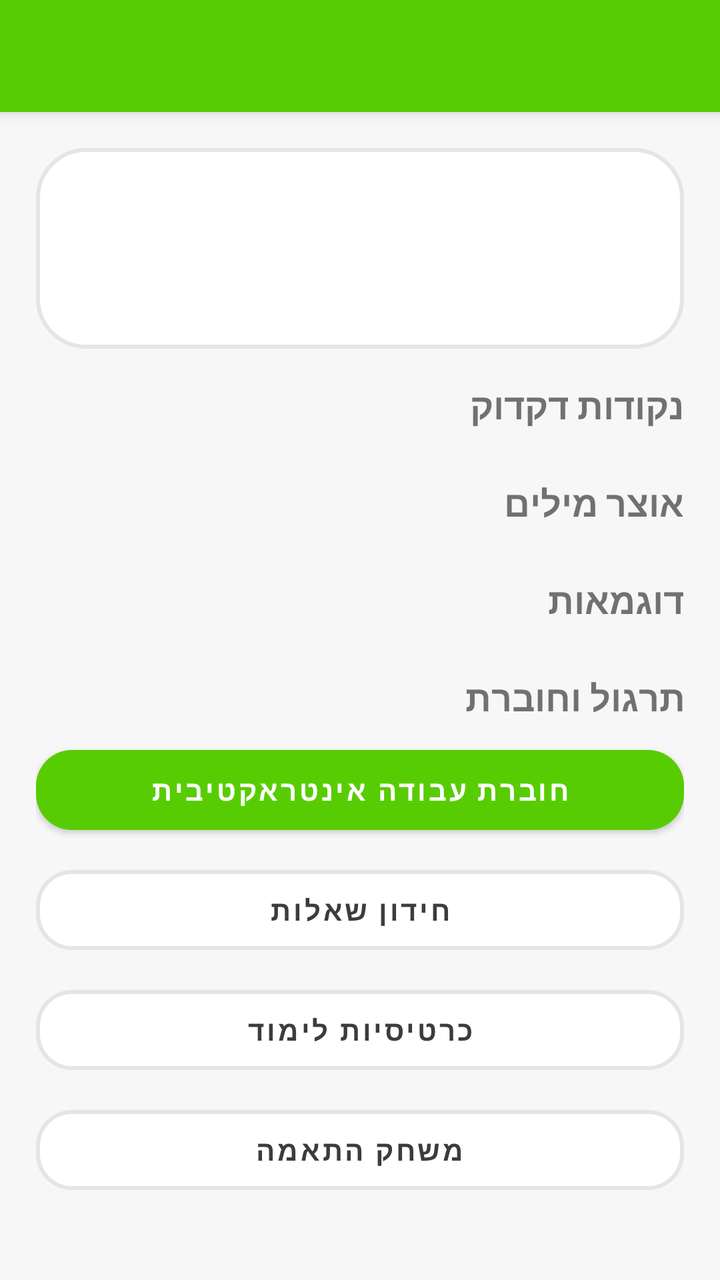
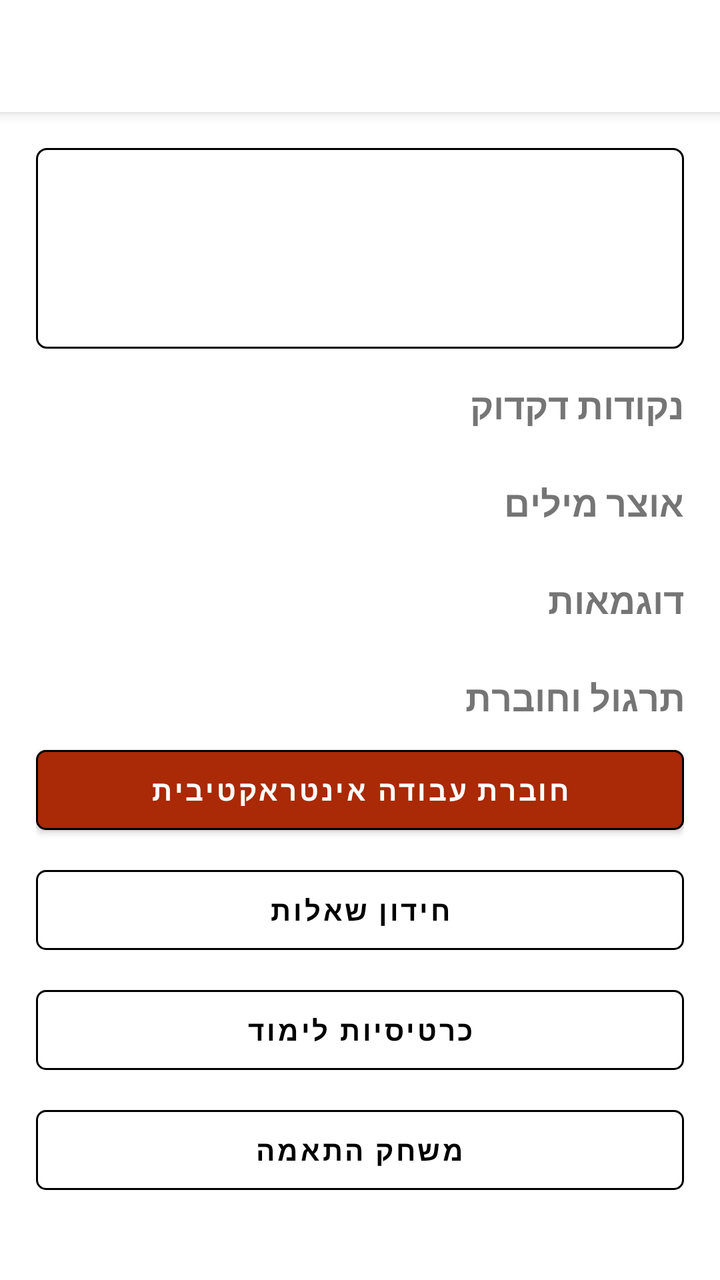

Two renders of the same Android screen: before a commit and after it. Below are the layout's source before the change and the commit's diff.
<!-- AndroidManifest.xml: application theme Theme.NihongoBeginner -->
<!-- res/layout/activity_lesson_detail.xml -->
<?xml version="1.0" encoding="utf-8"?>
<androidx.coordinatorlayout.widget.CoordinatorLayout xmlns:android="http://schemas.android.com/apk/res/android"
    xmlns:app="http://schemas.android.com/apk/res-auto"
    xmlns:tools="http://schemas.android.com/tools"
    android:layout_width="match_parent"
    android:layout_height="match_parent"
    android:background="@color/surface">

    <com.google.android.material.appbar.AppBarLayout
        android:layout_width="match_parent"
        android:layout_height="wrap_content">

        <com.google.android.material.appbar.MaterialToolbar
            android:id="@+id/toolbar"
            android:layout_width="match_parent"
            android:layout_height="?actionBarSize"
            android:background="@color/colorPrimary"
            app:titleTextColor="@android:color/white" />

    </com.google.android.material.appbar.AppBarLayout>

    <androidx.core.widget.NestedScrollView
        android:layout_width="match_parent"
        android:layout_height="match_parent"
        android:fillViewport="true"
        app:layout_behavior="@string/appbar_scrolling_view_behavior">

        <LinearLayout
            android:layout_width="match_parent"
            android:layout_height="wrap_content"
            android:orientation="vertical"
        android:padding="18dp">

            <LinearLayout
                android:layout_width="match_parent"
                android:layout_height="wrap_content"
                android:background="@drawable/bg_white_round"
                android:gravity="center"
                android:layout_marginBottom="16dp"
                android:orientation="horizontal"
                android:padding="18dp">

                <TextView
                    android:id="@+id/tvHeaderEmoji"
                    android:layout_width="wrap_content"
                    android:layout_height="wrap_content"
                    android:textSize="48sp" />

                <LinearLayout
                    android:layout_width="wrap_content"
                    android:layout_height="wrap_content"
                    android:layout_marginStart="12dp"
                    android:orientation="vertical">

                    <TextView
                        android:id="@+id/tvHeaderTitle"
                        android:layout_width="wrap_content"
                        android:layout_height="wrap_content"
                        android:textColor="@color/onSurface"
                        android:textSize="22sp"
                        android:textStyle="bold" />

                    <TextView
                        android:id="@+id/tvHeaderSubtitle"
                        android:layout_width="wrap_content"
                        android:layout_height="wrap_content"
                        android:textColor="@color/onSurfaceMuted"
                        android:textSize="14sp" />

                </LinearLayout>

            </LinearLayout>

            <TextView
                android:layout_width="match_parent"
                android:layout_height="wrap_content"
                android:text="נקודות דקדוק"
                android:textSize="18sp"
                android:textStyle="bold"
                android:layout_marginBottom="8dp" />

            <androidx.recyclerview.widget.RecyclerView
                android:id="@+id/rvGrammar"
                android:layout_width="match_parent"
                android:layout_height="wrap_content"
                android:nestedScrollingEnabled="false" />

            <TextView
                android:id="@+id/tvVocabHeader"
                android:layout_width="match_parent"
                android:layout_height="wrap_content"
                android:text="אוצר מילים"
                android:textSize="18sp"
                android:textStyle="bold"
                android:layout_marginTop="16dp"
                android:layout_marginBottom="8dp" />

            <androidx.recyclerview.widget.RecyclerView
                android:id="@+id/rvVocab"
                android:layout_width="match_parent"
                android:layout_height="wrap_content"
                android:nestedScrollingEnabled="false" />

            <TextView
                android:id="@+id/tvExamplesHeader"
                android:layout_width="match_parent"
                android:layout_height="wrap_content"
                android:text="דוגמאות"
                android:textSize="18sp"
                android:textStyle="bold"
                android:layout_marginTop="16dp"
                android:layout_marginBottom="8dp" />

            <androidx.recyclerview.widget.RecyclerView
                android:id="@+id/rvExamples"
                android:layout_width="match_parent"
                android:layout_height="wrap_content"
                android:nestedScrollingEnabled="false" />

            <TextView
                android:id="@+id/tvGamesHeader"
                android:layout_width="match_parent"
                android:layout_height="wrap_content"
                android:text="תרגול וחוברת"
                android:textSize="18sp"
                android:textStyle="bold"
                android:layout_marginTop="16dp"
                android:layout_marginBottom="8dp" />

            <Button
                android:id="@+id/btnWorkbook"
                style="@style/App.Button"
                android:layout_width="match_parent"
                android:layout_height="wrap_content"
                android:layout_marginBottom="8dp"
                android:text="חוברת עבודה אינטראקטיבית" />

            <Button
                android:id="@+id/btnQuiz"
                style="@style/App.Button.Outlined"
                android:layout_width="match_parent"
                android:layout_height="wrap_content"
                android:layout_marginBottom="8dp"
                android:text="חידון שאלות" />

            <Button
                android:id="@+id/btnFlashcards"
                style="@style/App.Button.Outlined"
                android:layout_width="match_parent"
                android:layout_height="wrap_content"
                android:layout_marginBottom="8dp"
                android:text="כרטיסיות לימוד" />

            <Button
                android:id="@+id/btnMatching"
                style="@style/App.Button.Outlined"
                android:layout_width="match_parent"
                android:layout_height="wrap_content"
                android:layout_marginBottom="8dp"
                android:text="משחק התאמה" />

            <Button
                android:id="@+id/btnNumberGame"
                style="@style/App.Button.Outlined"
                android:layout_width="match_parent"
                android:layout_height="wrap_content"
                android:layout_marginBottom="8dp"
                android:text="משחק מספרים"
                android:visibility="gone" />

            <Button
                android:id="@+id/btnSentenceBuilder"
                style="@style/App.Button.Outlined"
                android:layout_width="match_parent"
                android:layout_height="wrap_content"
                android:layout_marginBottom="8dp"
                android:text="בניית משפטים"
                android:visibility="gone" />

        </LinearLayout>

    </androidx.core.widget.NestedScrollView>

</androidx.coordinatorlayout.widget.CoordinatorLayout>
<!-- resources referenced by this layout -->
<resources>
  <color name="colorPrimary">#58CC02</color>
  <color name="onSurface">#3C3C3C</color>
  <color name="onSurfaceMuted">#777777</color>
  <color name="surface">#F7F7F7</color>
  <!-- drawable bg_white_round (drawable) -->
  <?xml version="1.0" encoding="utf-8"?>
  <shape xmlns:android="http://schemas.android.com/apk/res/android">
      <solid android:color="@color/white" />
      <stroke
          android:width="2dp"
          android:color="@color/dividerSoft" />
      <corners android:radius="24dp" />
  </shape>
  <style name="App.Button" parent="Widget.MaterialComponents.Button">
          <item name="cornerRadius">18dp</item>
          <item name="android:minHeight">52dp</item>
          <item name="android:textAllCaps">false</item>
          <item name="android:textStyle">bold</item>
          <item name="backgroundTint">@color/colorPrimary</item>
          <item name="android:textColor">@color/white</item>
      </style>
  <style name="App.Button.Outlined" parent="Widget.MaterialComponents.Button.OutlinedButton">
          <item name="cornerRadius">18dp</item>
          <item name="android:minHeight">52dp</item>
          <item name="android:textAllCaps">false</item>
          <item name="android:textStyle">bold</item>
          <item name="strokeColor">@color/dividerSoft</item>
          <item name="strokeWidth">2dp</item>
          <item name="backgroundTint">@color/white</item>
          <item name="android:textColor">@color/onSurface</item>
      </style>
  <style name="Theme.NihongoBeginner" parent="Theme.MaterialComponents.DayNight.DarkActionBar">
          <item name="colorPrimary">@color/colorPrimary</item>
          <item name="colorPrimaryVariant">@color/colorPrimaryVariant</item>
          <item name="colorOnPrimary">@color/colorOnPrimary</item>
          <item name="colorSecondary">@color/colorSecondary</item>
          <item name="colorOnSecondary">@color/colorOnSecondary</item>
          <item name="android:colorBackground">@color/background</item>
          <item name="colorSurface">@color/surface</item>
          <item name="colorOnSurface">@color/onSurface</item>
          <item name="materialButtonStyle">@style/App.Button</item>
          <item name="windowActionBar">false</item>
          <item name="windowNoTitle">true</item>
          <item name="android:windowSoftInputMode">adjustResize</item>
      </style>
  <color name="white">#FFFFFF</color>
  <color name="dividerSoft">#E5E5E5</color>
  <color name="colorPrimaryVariant">#89E219</color>
  <color name="colorOnPrimary">#FFFFFF</color>
  <color name="colorSecondary">#1CB0F6</color>
  <color name="colorOnSecondary">#FFFFFF</color>
  <color name="background">#F7F7F7</color>
</resources>

<!-- the commit's change to res/layout/activity_lesson_detail.xml (unified diff, before → after) -->
@@ -14,8 +14,9 @@
             android:id="@+id/toolbar"
             android:layout_width="match_parent"
             android:layout_height="?actionBarSize"
-            android:background="@color/colorPrimary"
-            app:titleTextColor="@android:color/white" />
+            android:background="@color/white"
+            app:navigationIconTint="@color/colorPrimary"
+            app:titleTextColor="@color/colorPrimary" />
 
     </com.google.android.material.appbar.AppBarLayout>
 
<!-- resource entries referenced after the edit -->
@@ -1,33 +1,35 @@
 <!-- resources referenced by this layout -->
 <resources>
-  <color name="colorPrimary">#58CC02</color>
-  <color name="onSurface">#3C3C3C</color>
-  <color name="onSurfaceMuted">#777777</color>
-  <color name="surface">#F7F7F7</color>
+  <color name="colorPrimary">#AA2906</color>
+  <color name="onSurface">#000000</color>
+  <color name="onSurfaceMuted">#4C4C4C</color>
+  <color name="surface">#FFFFFF</color>
   <!-- drawable bg_white_round (drawable) -->
   <?xml version="1.0" encoding="utf-8"?>
   <shape xmlns:android="http://schemas.android.com/apk/res/android">
       <solid android:color="@color/white" />
       <stroke
-          android:width="2dp"
-          android:color="@color/dividerSoft" />
-      <corners android:radius="24dp" />
+          android:width="1dp"
+          android:color="@color/black" />
+      <corners android:radius="5dp" />
   </shape>
   <style name="App.Button" parent="Widget.MaterialComponents.Button">
-          <item name="cornerRadius">18dp</item>
+          <item name="cornerRadius">5dp</item>
           <item name="android:minHeight">52dp</item>
           <item name="android:textAllCaps">false</item>
           <item name="android:textStyle">bold</item>
           <item name="backgroundTint">@color/colorPrimary</item>
           <item name="android:textColor">@color/white</item>
+          <item name="strokeColor">@color/black</item>
+          <item name="strokeWidth">1dp</item>
       </style>
   <style name="App.Button.Outlined" parent="Widget.MaterialComponents.Button.OutlinedButton">
-          <item name="cornerRadius">18dp</item>
+          <item name="cornerRadius">5dp</item>
           <item name="android:minHeight">52dp</item>
           <item name="android:textAllCaps">false</item>
           <item name="android:textStyle">bold</item>
-          <item name="strokeColor">@color/dividerSoft</item>
-          <item name="strokeWidth">2dp</item>
+          <item name="strokeColor">@color/black</item>
+          <item name="strokeWidth">1dp</item>
           <item name="backgroundTint">@color/white</item>
           <item name="android:textColor">@color/onSurface</item>
       </style>
@@ -45,12 +47,12 @@
           <item name="windowNoTitle">true</item>
           <item name="android:windowSoftInputMode">adjustResize</item>
       </style>
+  <color name="black">#000000</color>
   <color name="white">#FFFFFF</color>
-  <color name="dividerSoft">#E5E5E5</color>
-  <color name="colorPrimaryVariant">#89E219</color>
+  <color name="colorPrimaryVariant">#B62007</color>
   <color name="colorOnPrimary">#FFFFFF</color>
-  <color name="colorSecondary">#1CB0F6</color>
+  <color name="colorSecondary">#000000</color>
   <color name="colorOnSecondary">#FFFFFF</color>
-  <color name="background">#F7F7F7</color>
+  <color name="background">#FFFFFF</color>
 </resources>
 
